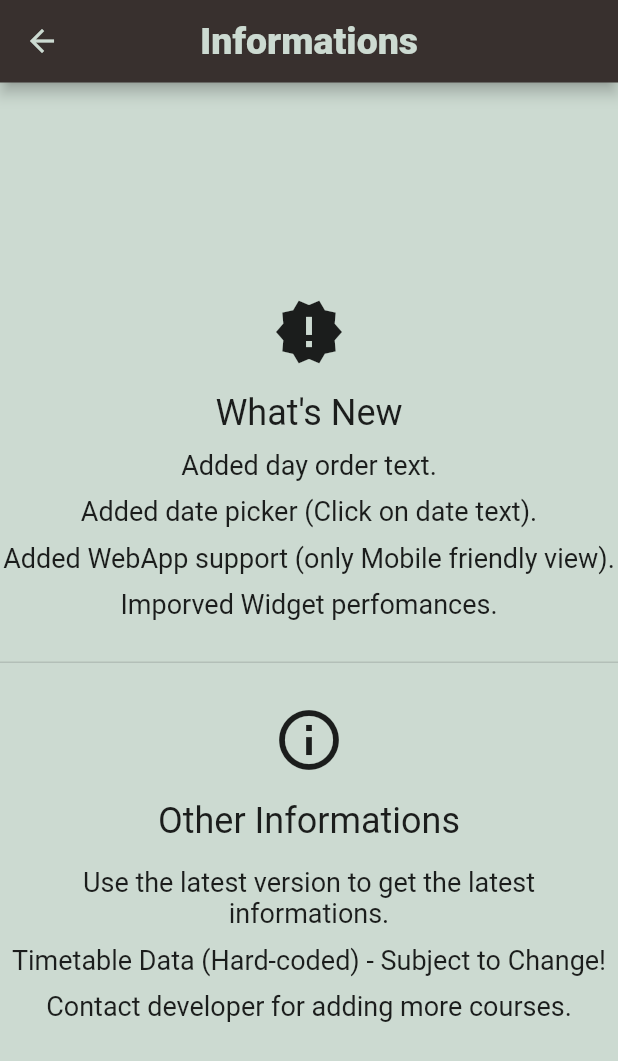
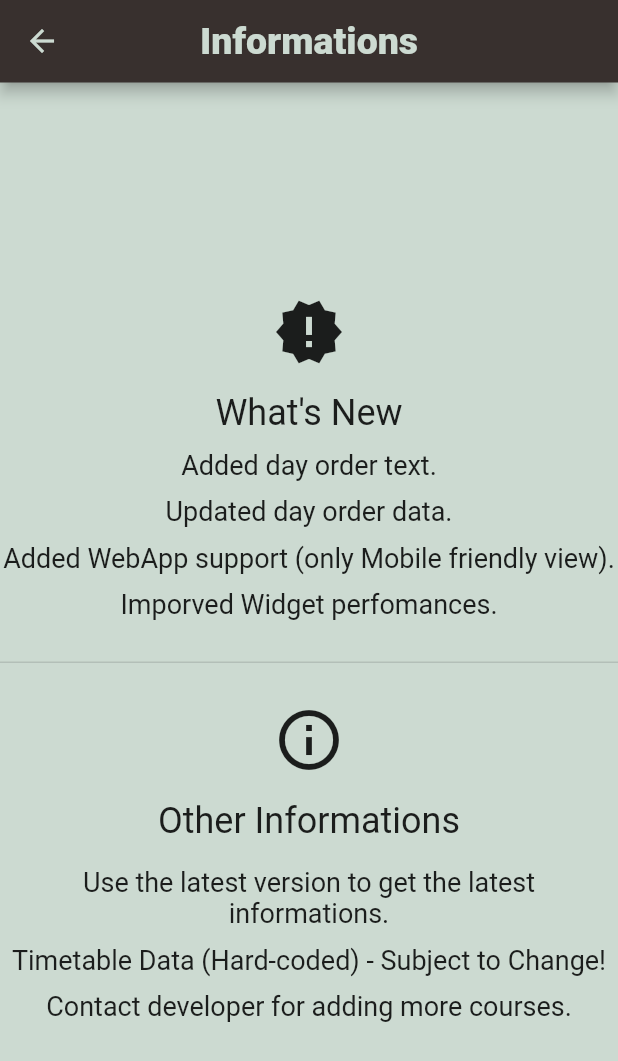
Before and after one commit to Sreeram3927/class_trackr, a Flutter app: the InformationScreen screen opened directly, on a phone screen of 412 x 824 dp. Shown: the top 1061 px of the screen. Run offline on Flutter 3.47's test engine with Material 2 defaults, Android fonts, the phone set to English and light mode, and no system bars; our stand-ins replace firebase_analytics, firebase_core, fluttertoast, font_awesome_flutter, shared_preferences; accounts and stored records are empty.

Commit message:
release updated day order

```diff
--- a/lib/home/information.dart
+++ b/lib/home/information.dart
@@ -40,7 +40,7 @@ class InformationScreen extends StatelessWidget {
           const SizedBox(height: 10),
           myText('Added day order text.'),
           const SizedBox(height: 10),
-          myText('Added date picker (Click on date text).'),
+          myText('Updated day order data.'),
           const SizedBox(height: 10),
           myText('Added WebApp support (only Mobile friendly view).'),
           const SizedBox(height: 10),
--- a/lib/home/versions_changes.txt
+++ b/lib/home/versions_changes.txt
@@ -6,3 +6,4 @@
 0.8.17 = remove ToS from onboarding_pages
 0.8.18 = add download as web app
 0.8.19 = change day order
+0.8.20 = change logo to png
--- a/lib/main.dart
+++ b/lib/main.dart
@@ -8,8 +8,8 @@ import 'home/home.dart';
 
 Future<void> main() async {
   WidgetsFlutterBinding.ensureInitialized();
-  // await Firebase.initializeApp(options: DefaultFirebaseOptions.currentPlatform);
-  // FirebaseData.analyticsInit();
+  await Firebase.initializeApp(options: DefaultFirebaseOptions.currentPlatform);
+  FirebaseData.analyticsInit();
   await UserPreferences.init();
   runApp(const InfinityProject());
 }
```
Also changed, not shown: lib/home/app_drawer.dart (+1 -12 lines), pubspec.yaml (+0 -7 lines), pubspec.lock.
